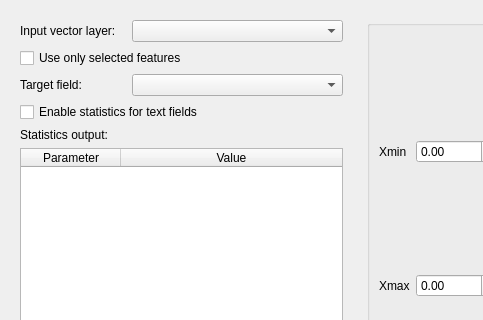
The window that ui/statistdialogbase.ui (alexbruy/statist) describes before a commit, drawn with Qt 5; both pictures show x 0 to 483 and y 0 to 320 of the 814 by 434 pixel window.
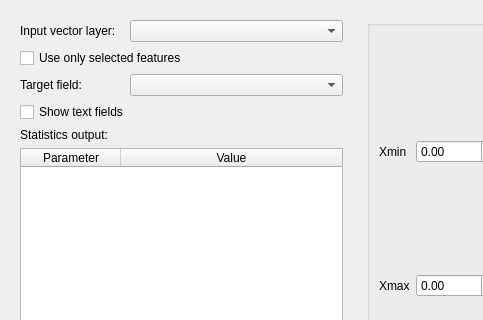
The same window after the commit. Custom widgets are drawn as their Qt base class.

Commit message: switch to QGIS widgets

```diff
--- a/ui/statistdialogbase.ui
+++ b/ui/statistdialogbase.ui
@@ -39,41 +39,35 @@
         </property>
        </widget>
       </item>
-      <item row="0" column="1" colspan="2">
-       <widget class="QComboBox" name="cmbLayers"/>
-      </item>
-      <item row="1" column="0" colspan="3">
+      <item row="2" column="0" colspan="3">
        <widget class="QCheckBox" name="chkUseSelected">
         <property name="text">
          <string>Use only selected features</string>
         </property>
        </widget>
       </item>
-      <item row="2" column="0">
+      <item row="3" column="0">
        <widget class="QLabel" name="label_2">
         <property name="text">
          <string>Target field:</string>
         </property>
        </widget>
       </item>
-      <item row="2" column="1" colspan="2">
-       <widget class="QComboBox" name="cmbFields"/>
-      </item>
-      <item row="3" column="0" colspan="3">
-       <widget class="QCheckBox" name="chkUseTextFields">
-        <property name="text">
-         <string>Enable statistics for text fields</string>
-        </property>
-       </widget>
-      </item>
       <item row="4" column="0" colspan="3">
+       <widget class="QCheckBox" name="chkShowTextFields">
+        <property name="text">
+         <string>Show text fields</string>
+        </property>
+       </widget>
+      </item>
+      <item row="5" column="0" colspan="3">
        <widget class="QLabel" name="label_3">
         <property name="text">
          <string>Statistics output:</string>
         </property>
        </widget>
       </item>
-      <item row="5" column="0" colspan="3">
+      <item row="6" column="0" colspan="3">
        <widget class="QTableWidget" name="lstStatistics">
         <property name="editTriggers">
          <set>QAbstractItemView::NoEditTriggers</set>
@@ -117,7 +111,7 @@
         </column>
        </widget>
       </item>
-      <item row="6" column="0" colspan="3">
+      <item row="7" column="0" colspan="3">
        <layout class="QHBoxLayout" name="horizontalLayout">
         <item>
          <widget class="QProgressBar" name="progressBar">
@@ -138,6 +132,12 @@
         </item>
        </layout>
       </item>
+      <item row="0" column="1" colspan="2">
+       <widget class="QgsMapLayerComboBox" name="cmbLayer"/>
+      </item>
+      <item row="3" column="1" colspan="2">
+       <widget class="QgsFieldComboBox" name="cmbField"/>
+      </item>
      </layout>
     </widget>
    </item>
@@ -277,6 +277,18 @@
    </item>
   </layout>
  </widget>
+ <customwidgets>
+  <customwidget>
+   <class>QgsFieldComboBox</class>
+   <extends>QComboBox</extends>
+   <header>qgsfieldcombobox.h</header>
+  </customwidget>
+  <customwidget>
+   <class>QgsMapLayerComboBox</class>
+   <extends>QComboBox</extends>
+   <header>qgsmaplayercombobox.h</header>
+  </customwidget>
+ </customwidgets>
  <resources/>
  <connections>
   <connection>
```
The commit also changes 3 other files.
